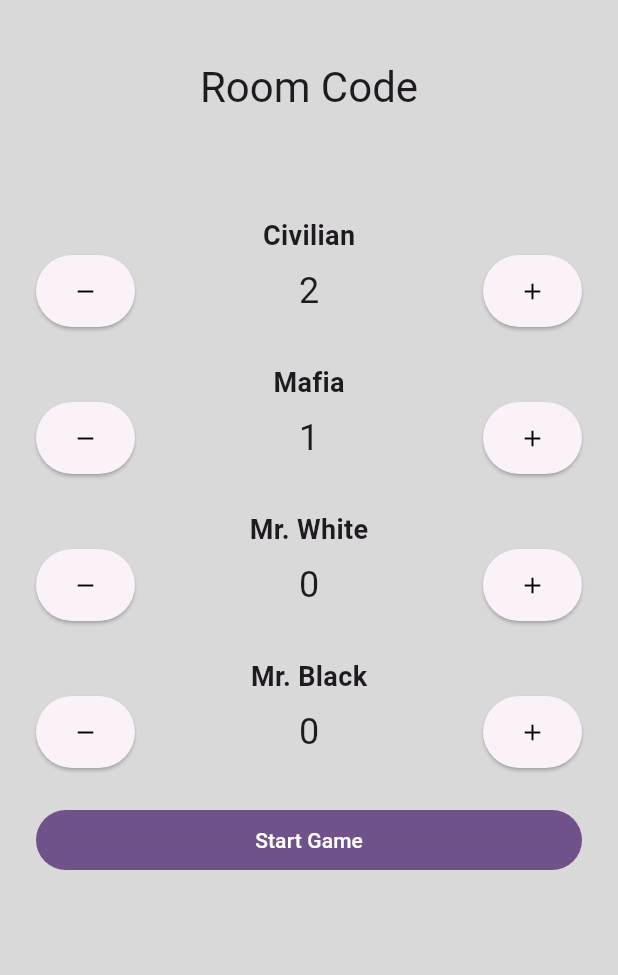
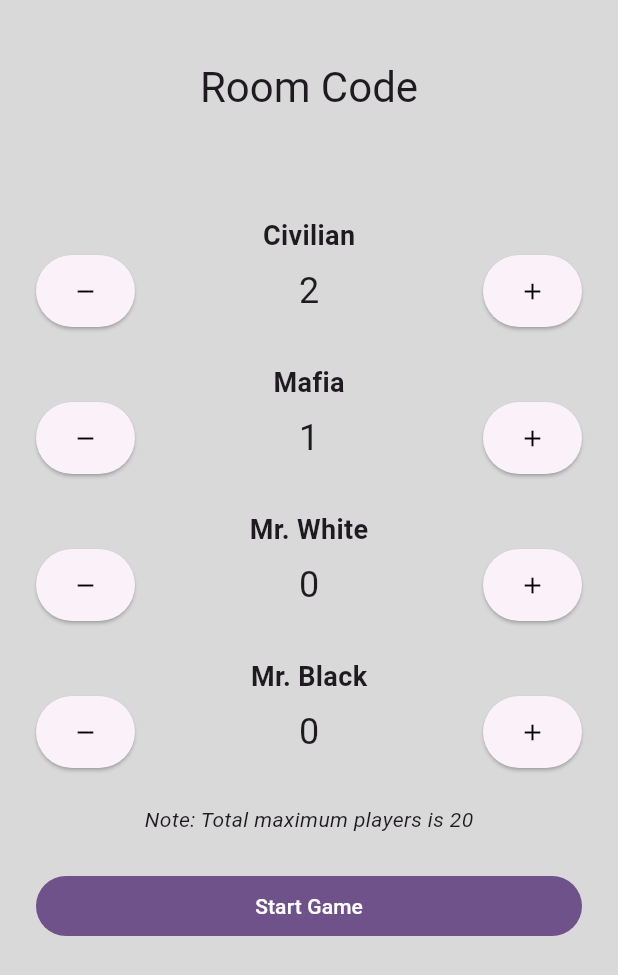
Before and after one commit to EnhanceTeam/Hunt-The-Mafia-DEPD, a Flutter app: the PreparationPage screen opened directly, on a phone screen of 412 x 824 dp. Shown: the top 975 px of the screen. Run offline on Flutter 3.47's test engine with Material 2 defaults, Android fonts, the light colour scheme and no system bars; drawn by our look-alikes of dynamic_color; our stand-ins replace cloud_firestore, firebase_core, flutter_svg, fluttertoast, lottie; accounts and stored records are empty.

Commit message:
add limit guide

```diff
--- a/hunt_the_mafia/lib/views/pages/page_preparation.dart
+++ b/hunt_the_mafia/lib/views/pages/page_preparation.dart
@@ -229,6 +229,10 @@ class _PreparationPageState extends State<PreparationPage> {
                         ),
                       ],
                     ),
+                    SizedSpacer.vertical(space: Space.large),
+                    const Text(
+                      'Note: Total maximum players is 20', style: TextStyle(fontStyle: FontStyle.italic),
+                    ),
                   ],
                 ),
               ),
```
